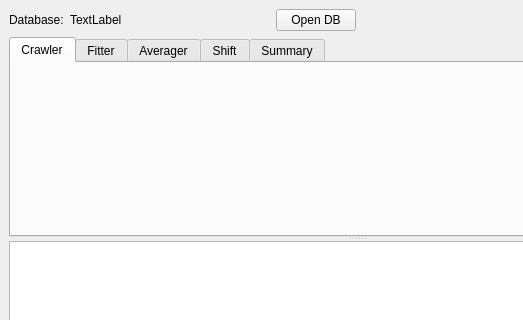
lasersphere/Tilda, file source/Gui/Ui_Main.ui: the form before one commit; both pictures show x 0 to 523 and y 0 to 320 of the 714 by 547 pixel window.
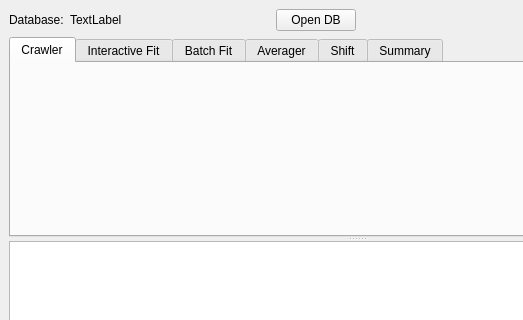
The form after the commit. The open tabs and pages were chosen to show the change. Custom widgets are drawn as their Qt base class.

Commit message: InteractiveFitterUi finished.

The edit to the form file:
```diff
--- a/source/Gui/Ui_Main.ui
+++ b/source/Gui/Ui_Main.ui
@@ -88,9 +88,14 @@
          <string>Crawler</string>
         </attribute>
        </widget>
-       <widget class="QWidget" name="fitter">
+       <widget class="InteractiveFitUi" name="intfit">
         <attribute name="title">
-         <string>Fitter</string>
+         <string>Interactive Fit</string>
+        </attribute>
+       </widget>
+       <widget class="QWidget" name="batchfit">
+        <attribute name="title">
+         <string>Batch Fit</string>
         </attribute>
        </widget>
        <widget class="QWidget" name="averager">
@@ -132,6 +137,12 @@
    <header>Gui.CrawlerUi</header>
    <container>1</container>
   </customwidget>
+  <customwidget>
+   <class>InteractiveFitUi</class>
+   <extends>QWidget</extends>
+   <header>Gui.InteractiveFitUi</header>
+   <container>1</container>
+  </customwidget>
  </customwidgets>
  <resources/>
  <connections/>
```
Left out of the diff: 15 changed lines with no effect on the pictures. The commit also changes 14 other files.
